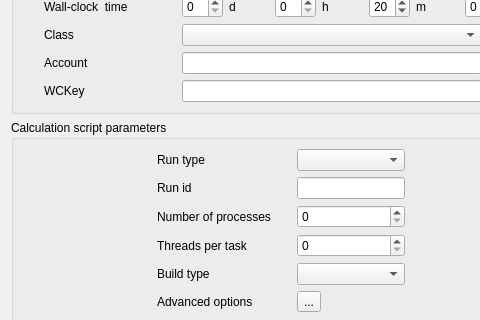
Above: gui/Pages/BatchRunningForm.ui from code-saturne/code_saturne before the change; both pictures show x 0 to 480 and y 234 to 554 of the 562 by 790 pixel window. Below: the same form after it.
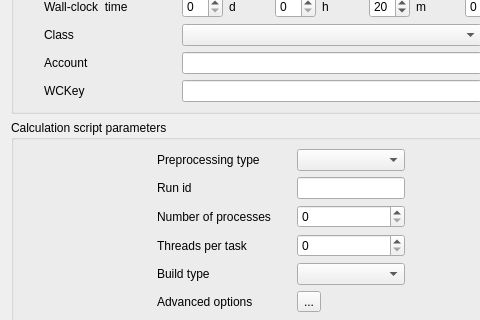
That is the form after the change. Icons and pictures are not drawn.

Commit message: GUI: improve coupling of preprocessing/computation view and run type.

What changed in the file:
```diff
--- a/gui/Pages/BatchRunningForm.ui
+++ b/gui/Pages/BatchRunningForm.ui
@@ -664,7 +664,7 @@
              <string>&lt;html&gt;&lt;head/&gt;&lt;body&gt;&lt;p&gt;&lt;span style=&quot; font-size:9pt;&quot;&gt;Select the Run type between:&lt;br/&gt;- Import mesh only: prepare the mesh for the computation without modifying it and create the mesh_input file which contains data describing the mesh,&lt;br/&gt;- Mesh preprocessing: the kernel of Code_Saturne will performs the following steps:&lt;br/&gt;&amp;nbsp;&amp;nbsp;&amp;nbsp;&amp;nbsp;- Face joining&lt;br/&gt;&amp;nbsp;&amp;nbsp;&amp;nbsp;&amp;nbsp;- Warped face subdividing&lt;br/&gt;&amp;nbsp;&amp;nbsp;&amp;nbsp;&amp;nbsp;- Periodic boundaries definition&lt;br/&gt;&amp;nbsp;&amp;nbsp;&amp;nbsp;&amp;nbsp;- Execution of the modification defined in &lt;/span&gt;&lt;span style=&quot; font-size:9pt; font-style:italic;&quot;&gt;cs_user_mesh.c&lt;/span&gt;&lt;span style=&quot; font-size:9pt;&quot;&gt;&lt;br/&gt;&amp;nbsp;&amp;nbsp;&amp;nbsp;&amp;nbsp;- Creation of the mesh_ouput file,&lt;br/&gt;- Mesh quality criteria : run only the mesh verification step,&lt;br/&gt;- Standard: run all the above operations and eventually run the calculation.&lt;/span&gt;&lt;/p&gt;&lt;/body&gt;&lt;/html&gt;</string>
             </property>
             <property name="text">
-             <string>Run type</string>
+             <string>Preprocessing type</string>
             </property>
            </widget>
           </item>
```
Left out of the diff: 8 changed lines with no effect on the pictures. The commit also changes 3 other files.
